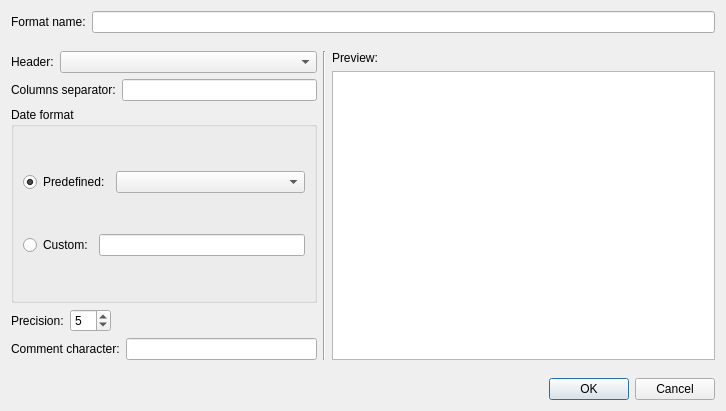
First picture: the form in src/observers/export.vars.files.csv/EditFormatDialog.ui, repository jylfc0307/OpenFluidPlus, before the edit.
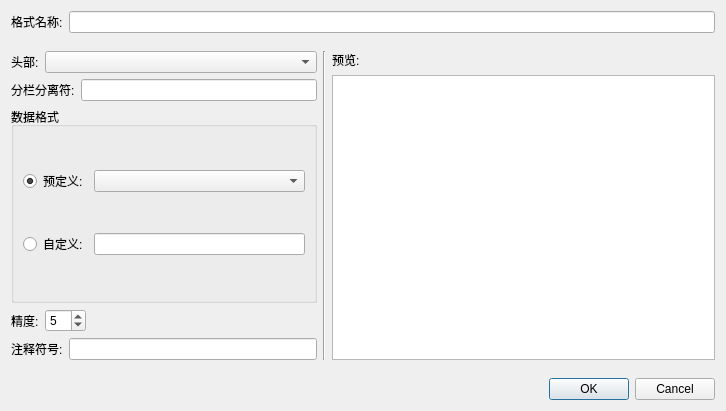
Second picture: the form after the edit.

The edit to the form file:
```diff
--- a/src/observers/export.vars.files.csv/EditFormatDialog.ui
+++ b/src/observers/export.vars.files.csv/EditFormatDialog.ui
@@ -16,7 +16,7 @@
      <item>
       <widget class="QLabel" name="label">
        <property name="text">
-        <string>Format name:</string>
+        <string>格式名称:</string>
        </property>
       </widget>
      </item>
@@ -40,7 +40,7 @@
          <item>
           <widget class="QLabel" name="label_4">
            <property name="text">
-            <string>Header:</string>
+            <string>头部:</string>
            </property>
           </widget>
          </item>
@@ -54,7 +54,7 @@
          <item>
           <widget class="QLabel" name="label_3">
            <property name="text">
-            <string>Columns separator:</string>
+            <string>分栏分离符:</string>
            </property>
           </widget>
          </item>
@@ -66,7 +66,7 @@
        <item>
         <widget class="QGroupBox" name="DateGroupBox">
          <property name="title">
-          <string>Date format</string>
+          <string>数据格式</string>
          </property>
          <property name="flat">
           <bool>false</bool>
@@ -77,7 +77,7 @@
             <item>
              <widget class="QRadioButton" name="PredefDateRadioButton">
               <property name="text">
-               <string>Predefined:</string>
+               <string>预定义:</string>
               </property>
               <property name="checked">
                <bool>true</bool>
@@ -94,7 +94,7 @@
             <item>
              <widget class="QRadioButton" name="CustomDateRadioButton">
               <property name="text">
-               <string>Custom:</string>
+               <string>自定义:</string>
               </property>
              </widget>
             </item>
@@ -111,7 +111,7 @@
          <item>
           <widget class="QLabel" name="label_6">
            <property name="text">
-            <string>Precision:</string>
+            <string>精度:</string>
            </property>
           </widget>
          </item>
@@ -142,7 +142,7 @@
          <item>
           <widget class="QLabel" name="label_5">
            <property name="text">
-            <string>Comment character:</string>
+            <string>注释符号:</string>
            </property>
           </widget>
          </item>
@@ -168,7 +168,7 @@
        <item>
         <widget class="QLabel" name="label_2">
          <property name="text">
-          <string>Preview:</string>
+          <string>预览:</string>
          </property>
         </widget>
        </item>
```
